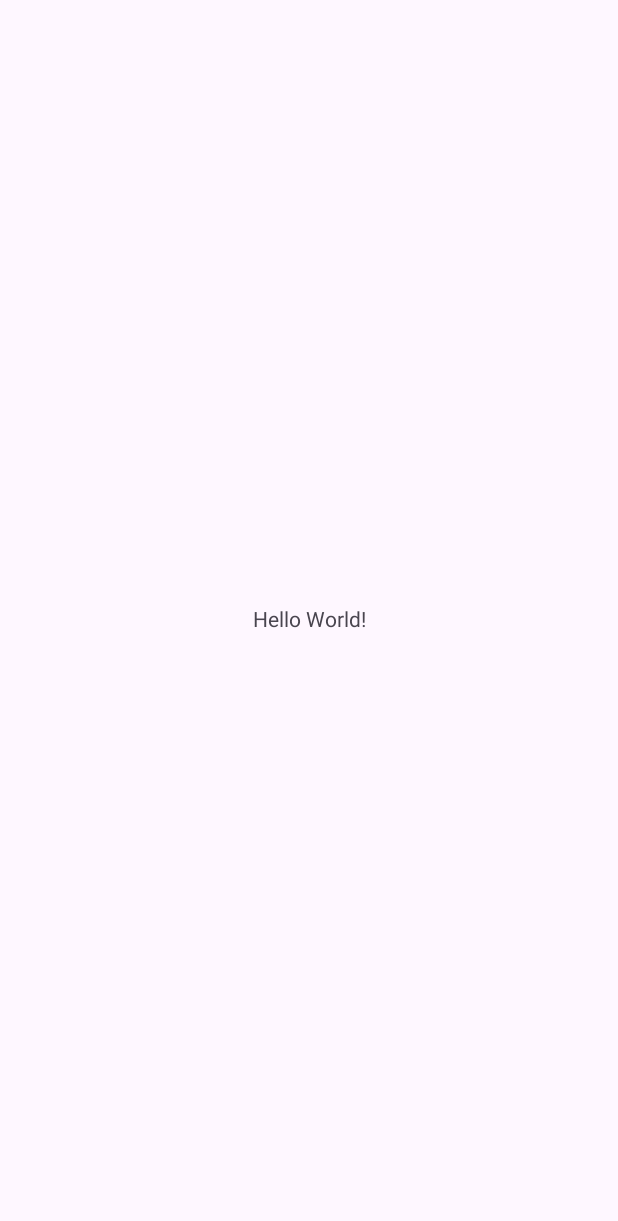
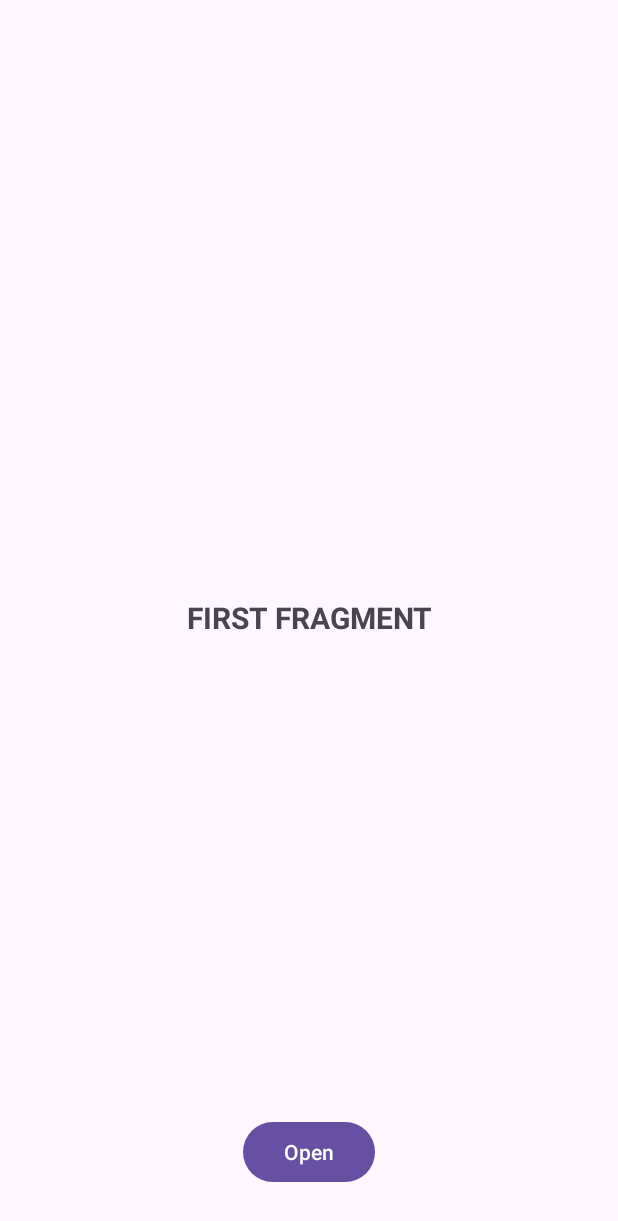
Before and after one commit to PauliusCes/AndroidTopics, an Android app: the screen it shows after launch (MainActivity), on a phone screen of 412 x 824 dp. Before the commit the part shown is almost empty. Shown: the top 1221 px of the screen. Run offline under Robolectric (Android 15) with nearby library versions, the phone set to English and light mode, and no system bars.

Commit message:
Setup navGraph between two fragments

```diff
--- a/app/src/main/java/lt/paulius/androidtopics/first_fragment/FirstFragment.kt
+++ b/app/src/main/java/lt/paulius/androidtopics/first_fragment/FirstFragment.kt
@@ -6,6 +6,7 @@ import android.view.View
 import android.view.ViewGroup
 import androidx.fragment.app.Fragment
 import androidx.fragment.app.viewModels
+import androidx.navigation.findNavController
 import lt.paulius.androidtopics.R
 import lt.paulius.androidtopics.databinding.FragmentFirstBinding
 
@@ -24,6 +25,13 @@ class FirstFragment : Fragment() {
         return binding.root
     }
 
+    override fun onViewCreated(view: View, savedInstanceState: Bundle?) {
+        super.onViewCreated(view, savedInstanceState)
+        binding.openButton.setOnClickListener { view ->
+            view.findNavController().navigate(R.id.action_firstFragment_to_secondFragment)
+        }
+    }
+
     override fun onDestroy() {
         super.onDestroy()
         _binding = null
--- a/app/src/main/res/layout/activity_main.xml
+++ b/app/src/main/res/layout/activity_main.xml
@@ -6,13 +6,12 @@
     android:layout_height="match_parent"
     tools:context=".common.MainActivity">
 
-    <TextView
-        android:layout_width="wrap_content"
-        android:layout_height="wrap_content"
-        android:text="Hello World!"
-        app:layout_constraintBottom_toBottomOf="parent"
-        app:layout_constraintEnd_toEndOf="parent"
-        app:layout_constraintStart_toStartOf="parent"
-        app:layout_constraintTop_toTopOf="parent" />
+    <androidx.fragment.app.FragmentContainerView
+        android:id="@+id/fragmentContainerView"
+        android:name="androidx.navigation.fragment.NavHostFragment"
+        android:layout_width="match_parent"
+        android:layout_height="match_parent"
+        app:defaultNavHost="true"
+        app:navGraph="@navigation/nav_graph" />
 
 </androidx.constraintlayout.widget.ConstraintLayout>
--- /dev/null
+++ b/app/src/main/res/navigation/nav_graph.xml
@@ -0,0 +1,22 @@
+<?xml version="1.0" encoding="utf-8"?>
+<navigation xmlns:android="http://schemas.android.com/apk/res/android"
+    xmlns:app="http://schemas.android.com/apk/res-auto"
+    xmlns:tools="http://schemas.android.com/tools"
+    android:id="@+id/nav_graph"
+    app:startDestination="@id/firstFragment">
+
+    <fragment
+        android:id="@+id/firstFragment"
+        android:name="lt.paulius.androidtopics.first_fragment.FirstFragment"
+        android:label="fragment_first"
+        tools:layout="@layout/fragment_first">
+        <action
+            android:id="@+id/action_firstFragment_to_secondFragment"
+            app:destination="@id/secondFragment" />
+    </fragment>
+    <fragment
+        android:id="@+id/secondFragment"
+        android:name="lt.paulius.androidtopics.second_fragment.SecondFragment"
+        android:label="fragment_second"
+        tools:layout="@layout/fragment_second" />
+</navigation>
```
